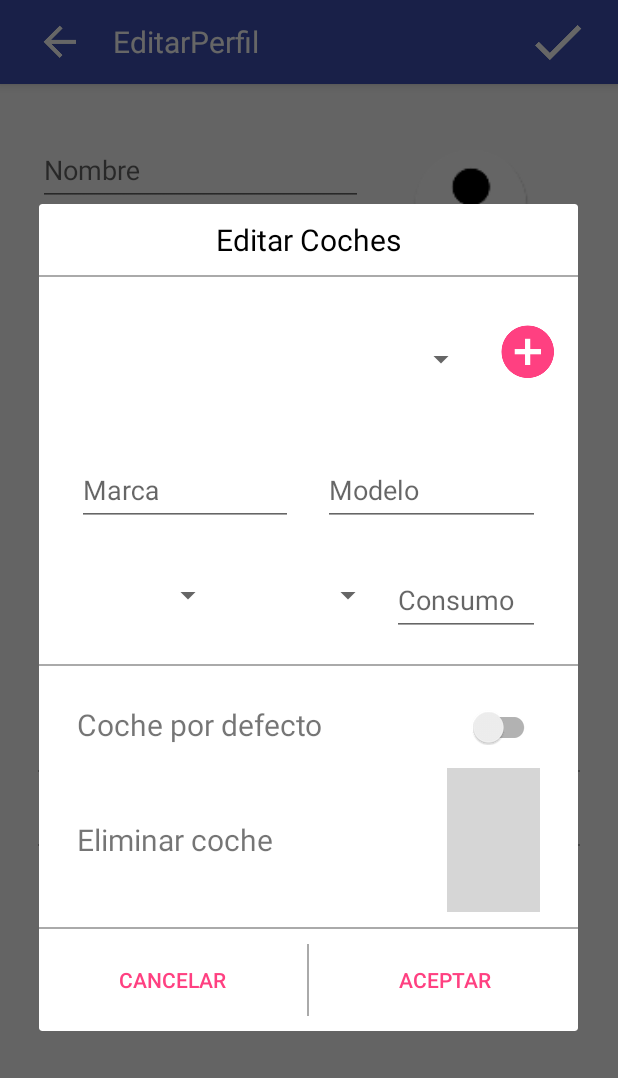
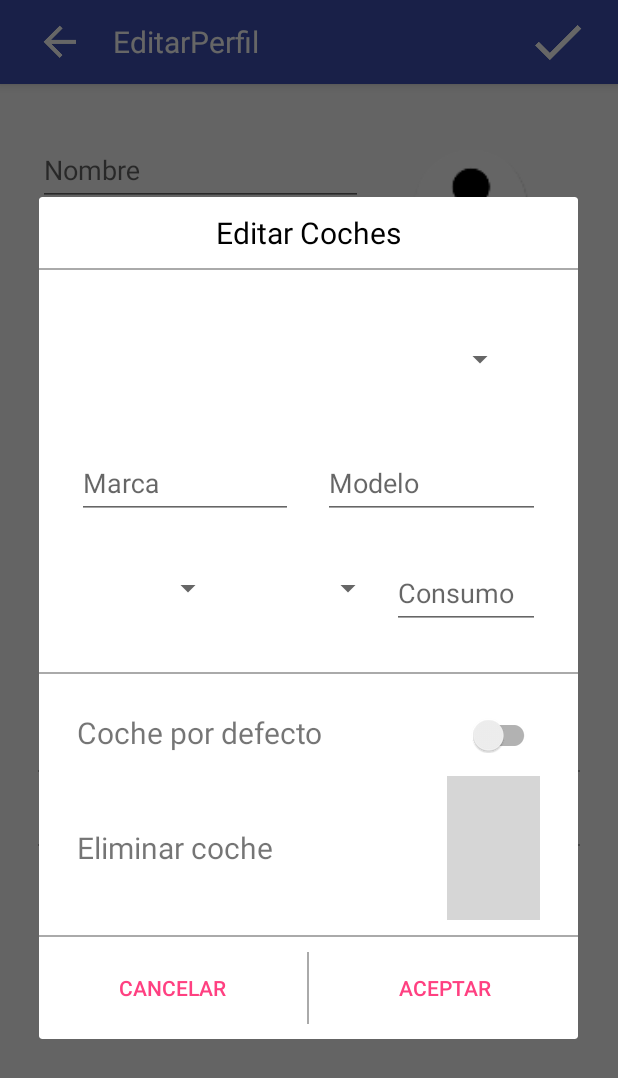
Before and after one commit to rafaelpedrajas/UCar, an Android app: the EditarPerfil screen opened directly, with no data from a screen before it, after a tap on "EDITAR COCHES", on a phone screen of 412 x 824 dp. Shown: the top 1078 px of the screen. Run offline under Robolectric (Android 15) with nearby library versions, the phone set to English and light mode, and no system bars; our stand-ins replace Volley; libraries missing offline, so code that uses them is left out: fr.ganfra.materialspinner; plain views replace MaterialSpinner; network calls fail; pictures from the network do not load; 15 statements that could not run were skipped; grey boxes are pictures that could not be loaded.

Commit message:
AlertDialog editar coches

```diff
--- a/app/src/main/java/com/rafaelpedrajas/ucar/GUI/EditarPerfil.java
+++ b/app/src/main/java/com/rafaelpedrajas/ucar/GUI/EditarPerfil.java
@@ -25,6 +25,7 @@ import android.view.View;
 import android.widget.AdapterView;
 import android.widget.ArrayAdapter;
 import android.widget.Button;
+import android.widget.EditText;
 import android.widget.ImageButton;
 import android.widget.ImageView;
 import android.widget.LinearLayout;
@@ -80,6 +81,8 @@ public class EditarPerfil extends AppCompatActivity implements AdapterView.OnIte
 
     ArrayAdapter<String> aACiudades, aAUniversidades, aACoches;
     ArrayAdapter<CharSequence> aAPlazas, aAAños;
+
+    EditText etMarca, etModelo, eTConsumo;
 
     // Session Manager Class
     SessionManager session;
@@ -404,10 +407,16 @@ public class EditarPerfil extends AppCompatActivity implements AdapterView.OnIte
 
                 spCoches=mView.findViewById(R.id.spCoches);
                 spCoches.setOnItemSelectedListener(EditarPerfil.this);
+                spCoches.setOnItemSelectedListener(EditarPerfil.this);
 
                 spPlazas= mView.findViewById(R.id.spPlazas);
                 spAños= mView.findViewById(R.id.spAños);
 
+                etMarca=mView.findViewById(R.id.eTMarca);
+                etModelo=mView.findViewById(R.id.eTModelo);
+                eTConsumo=mView.findViewById(R.id.eTConsumo);
+
+                arrayNombreCoches.clear();
                 //Cargar los coches del usuario en el spinner
                 cochesUsuario(new VolleyCallback()
                 {
@@ -481,7 +490,87 @@ public class EditarPerfil extends AppCompatActivity implements AdapterView.OnIte
     @Override
     public void onItemSelected(AdapterView<?> adapterView, View view, int i, long l)
     {
+        switch (adapterView.getId())
+        {
+            case R.id.spCoches:
+            {
 
+                Log.d("Item spinner",String.valueOf(i));
+
+                //Si ha seleccionado algun coche, cargamos los datos de ese coche
+                if(i!=-1)
+                {
+                    //Primero ponemos por defecto todo "vacio"
+                    etMarca.setText("");
+                    etModelo.setText("");
+                    eTConsumo.setText("");
+                    spPlazas.setSelection(0);
+                    spAños.setSelection(0);
+
+                    //Obtenemos los datos del coche
+                    universidadesBD(new VolleyCallback()
+                    {
+                        @Override
+                        public void onSuccess(String result)
+                        {
+                            JSONArray jsonArray= new JSONArray();
+
+                            try
+                            {
+                                if(!result.equals("No hay datos"))
+                                {
+                                    jsonArray = new JSONArray(result);
+
+                                    for(int i = 0; i < jsonArray.length(); i++)
+                                    {
+                                        String nombreUniversidad = jsonArray.getJSONObject(i).getString("nombre");
+                                        Log.d("Nombre Universidad", nombreUniversidad);
+                                        arrayNombreUniversidades.add(nombreUniversidad);
+                                    }
+                                }
+                            }
+                            catch(Exception e)
+                            {
+                                e.printStackTrace();
+                            }
+                        }
+                    },i+1);
+
+                    aAUniversidades=new ArrayAdapter<String>(this,android.R.layout.simple_spinner_dropdown_item, arrayNombreUniversidades);
+                    aAUniversidades.setDropDownViewResource(android.R.layout.simple_spinner_dropdown_item);
+                    spUniversidades.setAdapter(aAUniversidades);
+
+                }
+                else
+                {
+                    etMarca.setText("");
+                    etModelo.setText("");
+                    eTConsumo.setText("");
+                    spPlazas.setSelection(0);
+                    spAños.setSelection(0);
+                }
+
+                /*
+                switch(i)
+                {
+                    case 0:
+                        Toast.makeText(adapterView.getContext(), "Spinner item 1!", Toast.LENGTH_SHORT).show();
+                        break;
+                    case 1:
+                        Toast.makeText(adapterView.getContext(), "Spinner item 2!", Toast.LENGTH_SHORT).show();
+                        break;
+                    case 2:
+                        Toast.makeText(adapterView.getContext(), "Spinner item 3!", Toast.LENGTH_SHORT).show();
+                        break;
+                    default:
+                        Toast.makeText(adapterView.getContext(), "Nada seleccionado", Toast.LENGTH_SHORT).show();
+                        break;
+                }
+                */
+
+                break;
+            }
+        }
     }
 
     @Override
--- a/app/src/main/res/layout/editar_coches.xml
+++ b/app/src/main/res/layout/editar_coches.xml
@@ -27,11 +27,13 @@
         android:layout_height="wrap_content"
         android:orientation="horizontal"
         android:paddingLeft="25dp"
-        android:weightSum="100">
+        android:paddingRight="25dp"
+        android:weightSum="100"
+        android:gravity="center">
 
         <fr.ganfra.materialspinner.MaterialSpinner
             android:id="@+id/spCoches"
-            android:layout_weight="80"
+            android:layout_weight="90"
             android:layout_width="0dp"
             android:layout_height="70dp"
             android:layout_marginTop="10dp"
@@ -41,15 +43,6 @@
             app:ms_arrowSize="16dp"
             app:ms_alignLabels="false"/>
 
-
-        <ImageButton
-            android:layout_width="0dp"
-            android:layout_height="wrap_content"
-            android:layout_weight="20"
-            android:layout_gravity="center"
-            android:src="@mipmap/ic_add_circle"
-            android:background="?attr/selectableItemBackgroundBorderless"
-            />
 
     </LinearLayout>
 
@@ -150,7 +143,7 @@
     <View
         android:layout_width="match_parent"
         android:layout_height="1dp"
-        android:layout_marginTop="10dp"
+        android:layout_marginTop="20dp"
         android:layout_marginBottom="10dp"
         android:background="@android:color/darker_gray"/>
 
```
